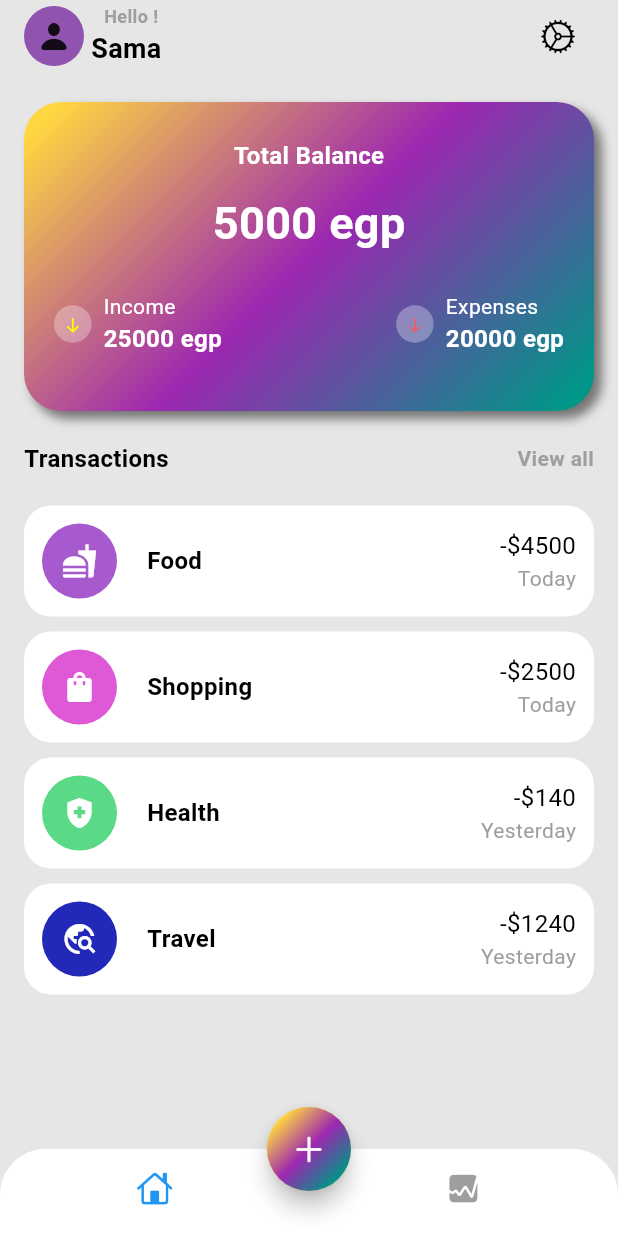
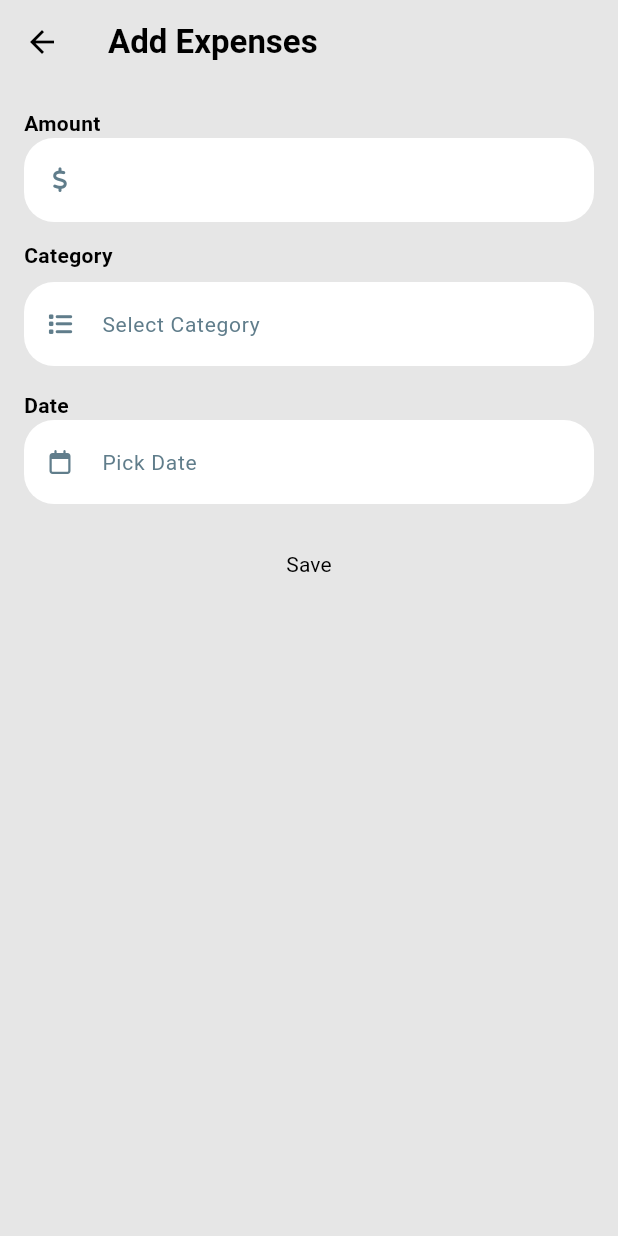
Before and after one commit to samamccv/expenses_tracker_app, a Flutter app: the screen it shows after launch, after a tap on an icon or button, on a phone screen of 412 x 824 dp. Run offline on Flutter 3.47's test engine with Material 3 defaults, Android fonts, the phone set to English and light mode, and no system bars; our stand-ins replace fl_chart, font_awesome_flutter.

Commit message:
Add expense tracking functionality with add expense screen and navigation

```diff
--- /dev/null
+++ b/lib/screens/add_expenses.dart
@@ -0,0 +1,152 @@
+import 'package:flutter/material.dart';
+import 'package:font_awesome_flutter/font_awesome_flutter.dart';
+
+class AddExpenses extends StatelessWidget {
+  const AddExpenses({super.key});
+
+  @override
+  Widget build(BuildContext context) {
+    return GestureDetector(
+      onTap: () => FocusScope.of(context).unfocus(),
+      child: Scaffold(
+        backgroundColor: Theme.of(context).colorScheme.surface,
+        appBar: AppBar(
+          title: Text(
+            'Add Expenses',
+            style: TextStyle(
+              fontSize: 22,
+              color: Colors.black,
+              fontWeight: FontWeight.bold,
+            ),
+          ),
+          backgroundColor: Theme.of(context).colorScheme.surface,
+        ),
+        body: Padding(
+          padding: const EdgeInsets.all(16.0),
+          child: Column(
+            children: [
+              Column(
+                crossAxisAlignment: CrossAxisAlignment.start,
+                children: [
+                  Text(
+                    'Amount',
+                    style: TextStyle(
+                      fontSize: 14,
+                      color: Colors.black,
+                      fontWeight: FontWeight.bold,
+                    ),
+                  ),
+
+              TextFormField(
+                textAlignVertical: TextAlignVertical.center,
+                decoration: InputDecoration(
+                  filled: true,
+                  fillColor: Colors.white,
+                  prefixIcon: Icon(
+                    FontAwesomeIcons.dollarSign,
+                    color: Colors.blueGrey,
+                    size: 16,
+                  ),
+                  border: OutlineInputBorder(
+                    borderRadius: BorderRadius.circular(20),
+                    borderSide: BorderSide.none,
+                  ),
+                ),
+              ),
+                  ],
+              ),
+              SizedBox(height: 12,),
+              Column(
+                crossAxisAlignment: CrossAxisAlignment.start,
+                children: [
+                  Text(
+                    'Category',
+                    style: TextStyle(
+                      fontSize: 14,
+                      color: Colors.black,
+                      fontWeight: FontWeight.bold,
+                    ),
+                  ),
+              SizedBox(height: 8),
+              TextFormField(
+                textAlignVertical: TextAlignVertical.center,
+                decoration: InputDecoration(
+                  filled: true,
+                  fillColor: Colors.white,
+                  prefixIcon: Icon(
+                    FontAwesomeIcons.list,
+                    color: Colors.blueGrey,
+                    size: 16,
+                  ),
+                  hintText: 'Select Category',
+                  hintStyle: TextStyle(color: Colors.blueGrey,
+                  fontSize: 14),
+                  border: OutlineInputBorder(
+                    borderRadius: BorderRadius.circular(20),
+                    borderSide: BorderSide.none,
+                  ),
+                ),
+              ),
+                  ],
+              ),
+              SizedBox(height: 16),
+              Column(
+                crossAxisAlignment: CrossAxisAlignment.start,
+                children: [
+                  Text(
+                    'Date',
+                    style: TextStyle(
+                      fontSize: 14,
+                      color: Colors.black,
+                      fontWeight: FontWeight.bold,
+                    ),
+                  ),
+              TextFormField(
+                textAlignVertical: TextAlignVertical.center,
+                readOnly: true,
+                onTap: () {
+                  showDatePicker(
+                    context: context,
+                    initialDate: DateTime.now(),
+                    firstDate: DateTime.now(),
+                    lastDate: DateTime.now().add(Duration(days: 365)),
+                  );
+                },
+                decoration: InputDecoration(
+                  filled: true,
+                  fillColor: Colors.white,
+                  prefixIcon: Icon(
+                    FontAwesomeIcons.calendar,
+                    color: Colors.blueGrey,
+                    size: 16,
+                  ),
+                  hintText: 'Pick Date',
+                  hintStyle: TextStyle(color: Colors.blueGrey,
+                  fontSize: 14),
+                  border: OutlineInputBorder(
+                    borderRadius: BorderRadius.circular(20),
+                    borderSide: BorderSide.none,
+                  ),
+                ),
+              ),
+                  ],
+              ),
+              SizedBox(height: 16),
+              TextButton(
+                onPressed: () {},
+                child: Text(
+                  'Save',
+                  style: TextStyle(
+                    fontSize: 14,
+                    color: Colors.black,
+                    fontWeight: FontWeight.w400,
+                  ),
+                ),
+              ),
+            ],
+          ),
+        ),
+      ),
+    );
+  }
+}
--- a/lib/screens/home_screen.dart
+++ b/lib/screens/home_screen.dart
@@ -1,4 +1,5 @@
 import 'dart:math';
+import 'package:expenses_tracker_app/screens/add_expenses.dart';
 import 'package:expenses_tracker_app/screens/main_screen.dart';
 import 'package:flutter/cupertino.dart';
 import 'package:flutter/material.dart';
@@ -15,7 +16,6 @@ class _HomeScreenState extends State<HomeScreen> {
   int index = 0;
   late Color selectedItem = Colors.blue;
   Color unselectedItem = Colors.grey;
-
 
   @override
   Widget build(BuildContext context) {
@@ -34,13 +34,17 @@ class _HomeScreenState extends State<HomeScreen> {
           elevation: 3,
           items: [
             BottomNavigationBarItem(
-              icon: Icon(CupertinoIcons.home,
-              color: index == 0 ? selectedItem : unselectedItem,),
+              icon: Icon(
+                CupertinoIcons.home,
+                color: index == 0 ? selectedItem : unselectedItem,
+              ),
               label: 'Home',
             ),
             BottomNavigationBarItem(
-              icon: Icon(CupertinoIcons.graph_square_fill,
-               color: index == 1 ? selectedItem : unselectedItem,),
+              icon: Icon(
+                CupertinoIcons.graph_square_fill,
+                color: index == 1 ? selectedItem : unselectedItem,
+              ),
               label: 'States',
             ),
           ],
@@ -48,7 +52,14 @@ class _HomeScreenState extends State<HomeScreen> {
       ),
       floatingActionButtonLocation: FloatingActionButtonLocation.centerDocked,
       floatingActionButton: FloatingActionButton(
-        onPressed: () {},
+        onPressed: () {
+          Navigator.push(
+            context,
+            MaterialPageRoute<void>(
+              builder: (BuildContext context) => const AddExpenses(),
+            ),
+          );
+        },
         shape: const CircleBorder(),
         child: Container(
           width: 60,
--- a/lib/screens/main_screen.dart
+++ b/lib/screens/main_screen.dart
@@ -1,6 +1,5 @@
 import 'dart:math';
 import 'package:expenses_tracker_app/data/%20data.dart';
-import 'package:expenses_tracker_app/expense.dart';
 import 'package:flutter/material.dart';
 import 'package:flutter/cupertino.dart';
 
--- a/pubspec.yaml
+++ b/pubspec.yaml
@@ -37,6 +37,7 @@ dependencies:
   uuid: ^4.5.1
 
   fl_chart: ^0.63.0
+  font_awesome_flutter: ^10.8.0
 
 dev_dependencies:
   flutter_test:
```
Also changed, not shown: pubspec.lock.
